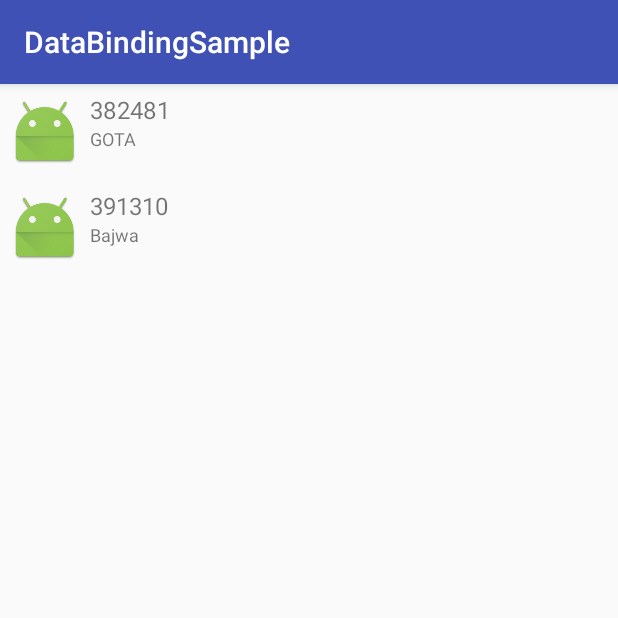
After one commit to Ashutosh-Tiwari/DataBindingSample, an Android app: the SecondActivity screen opened directly, with no data from a screen before it, on a phone screen of 412 x 824 dp, the top half of it. The commit adds this screen. Run offline under Robolectric (Android 15) with nearby library versions, the phone set to English and light mode, and no system bars; our stand-ins replace data binding.

Commit message:
Second Major Commit: Data Binding Extended Added: Second activity with a recycler view List Item for the recycler view Abstract MyBaseAdapter class for code reusability purpose Changes in other files

```diff
--- a/app/build.gradle
+++ b/app/build.gradle
@@ -27,7 +27,10 @@ dependencies {
     androidTestCompile('com.android.support.test.espresso:espresso-core:2.2.2', {
         exclude group: 'com.android.support', module: 'support-annotations'
     })
+    testCompile 'junit:junit:4.12'
     compile 'com.android.support:appcompat-v7:25.3.1'
     compile 'com.android.support.constraint:constraint-layout:1.0.2'
-    testCompile 'junit:junit:4.12'
+    compile 'com.android.support:recyclerview-v7:25.3.1'
+    compile 'com.android.support:support-v4:25.3.1'
+    compile 'com.github.bumptech.glide:glide:3.8.0'
 }
--- a/app/src/main/AndroidManifest.xml
+++ b/app/src/main/AndroidManifest.xml
@@ -16,6 +16,7 @@
                 <category android:name="android.intent.category.LAUNCHER" />
             </intent-filter>
         </activity>
+        <activity android:name=".SecondActivity"/>
     </application>
 
 </manifest>
--- /dev/null
+++ b/app/src/main/java/com/example/ashutoshtiwari/databindingsample/SecondActivity.java
@@ -0,0 +1,35 @@
+package com.example.ashutoshtiwari.databindingsample;
+
+import android.os.Bundle;
+import android.support.v7.app.AppCompatActivity;
+import android.support.v7.widget.LinearLayoutManager;
+import android.support.v7.widget.RecyclerView;
+
+import com.example.ashutoshtiwari.databindingsample.adapter.MyAdapter;
+import com.example.ashutoshtiwari.databindingsample.model.TemperatureData;
+
+import java.util.Arrays;
+import java.util.List;
+
+public class SecondActivity extends AppCompatActivity {
+
+    private RecyclerView recyclerView;
+    private RecyclerView.LayoutManager layoutManager;
+    private RecyclerView.Adapter adapter;
+
+    @Override
+    protected void onCreate(Bundle savedInstanceState) {
+        super.onCreate(savedInstanceState);
+        setContentView(R.layout.activity_second);
+
+        recyclerView = (RecyclerView) findViewById(R.id.recycler_view);
+        recyclerView.setHasFixedSize(true);
+        layoutManager = new LinearLayoutManager(this);
+        recyclerView.setLayoutManager(layoutManager);
+
+        List<TemperatureData> items = Arrays.asList(new TemperatureData("GOTA", "382481"), new TemperatureData("Bajwa", "391310"));
+
+        adapter = new MyAdapter(items);
+        recyclerView.setAdapter(adapter);
+    }
+}
--- /dev/null
+++ b/app/src/main/java/com/example/ashutoshtiwari/databindingsample/adapter/MyAdapter.java
@@ -0,0 +1,36 @@
+package com.example.ashutoshtiwari.databindingsample.adapter;
+
+import com.example.ashutoshtiwari.databindingsample.R;
+import com.example.ashutoshtiwari.databindingsample.model.TemperatureData;
+
+import java.util.List;
+
+/**
+ * Created by Ashutosh.tiwari on 10/07/17.
+ * Adapter to bind the data of items in the recycler view.
+ * The Adapter extends a custom MyBaseAdapter
+ */
+
+public class MyAdapter extends MyBaseAdapter {
+
+    private List<TemperatureData> data;
+
+    public MyAdapter(List<TemperatureData> data) {
+        this.data = data;
+    }
+
+    @Override
+    public Object getDataAtPosition(int position) {
+        return data.get(position);
+    }
+
+    @Override
+    public int getLayoutIdForType(int position) {
+        return R.layout.rowlayout;
+    }
+
+    @Override
+    public int getItemCount() {
+        return data.size();
+    }
+}
--- /dev/null
+++ b/app/src/main/java/com/example/ashutoshtiwari/databindingsample/adapter/MyBaseAdapter.java
@@ -0,0 +1,48 @@
+package com.example.ashutoshtiwari.databindingsample.adapter;
+
+import android.databinding.DataBindingUtil;
+import android.databinding.ViewDataBinding;
+import android.support.v7.widget.RecyclerView;
+import android.view.LayoutInflater;
+import android.view.ViewGroup;
+
+import com.android.databinding.library.baseAdapters.BR;
+
+/**
+ * Created by Ashutosh.tiwari on 10/07/17.
+ * Standard Recycler View Adapter for general use
+ */
+
+abstract class MyBaseAdapter extends RecyclerView.Adapter<MyBaseAdapter.MyViewHolder> {
+
+    @Override
+    public MyViewHolder onCreateViewHolder(ViewGroup parent, int viewType) {
+        LayoutInflater inflater = LayoutInflater.from(parent.getContext());
+        ViewDataBinding binding = DataBindingUtil.inflate(inflater, getLayoutIdForType(viewType), parent, false);
+        return new MyViewHolder(binding);
+    }
+
+    @Override
+    public void onBindViewHolder(MyViewHolder holder, int position) {
+        holder.bind(getDataAtPosition(position));
+    }
+
+
+    class MyViewHolder extends RecyclerView.ViewHolder {
+        private ViewDataBinding binding;
+
+        MyViewHolder(ViewDataBinding binding) {
+            super(binding.getRoot());
+            this.binding = binding;
+        }
+
+        void bind(Object object) {
+            binding.setVariable(BR.temperatureData, object);
+            binding.executePendingBindings();
+        }
+    }
+
+    public abstract Object getDataAtPosition(int position);
+
+    public abstract int getLayoutIdForType(int viewType);
+}
--- a/app/src/main/java/com/example/ashutoshtiwari/databindingsample/presenter/MainActivityConract.java
+++ b/app/src/main/java/com/example/ashutoshtiwari/databindingsample/presenter/MainActivityConract.java
@@ -10,6 +10,7 @@ import com.example.ashutoshtiwari.databindingsample.model.TemperatureData;
 public interface MainActivityConract {
     interface Presenter {
         void onShowData(TemperatureData temperatureData);
+        void showList();
     }
 
     interface View {
--- a/app/src/main/java/com/example/ashutoshtiwari/databindingsample/presenter/MainActivityPresenter.java
+++ b/app/src/main/java/com/example/ashutoshtiwari/databindingsample/presenter/MainActivityPresenter.java
@@ -1,7 +1,9 @@
 package com.example.ashutoshtiwari.databindingsample.presenter;
 
 import android.content.Context;
+import android.content.Intent;
 
+import com.example.ashutoshtiwari.databindingsample.SecondActivity;
 import com.example.ashutoshtiwari.databindingsample.model.TemperatureData;
 
 /**
@@ -23,4 +25,10 @@ public class MainActivityPresenter implements MainActivityConract.Presenter {
     public void onShowData(TemperatureData temperatureData) {
         view.showData(temperatureData);
     }
+
+    @Override
+    public void showList() {
+        Intent intent = new Intent(context, SecondActivity.class);
+        context.startActivity(intent);
+    }
 }
--- a/app/src/main/res/layout/activity_main.xml
+++ b/app/src/main/res/layout/activity_main.xml
@@ -46,5 +46,11 @@
             android:layout_height="wrap_content"
             android:onClick="@{() -> presenter.onShowData(temperatureData)}"
             android:text="@string/button_show_data" />
+
+        <Button
+            android:text="@string/button_items_list"
+            android:layout_width="wrap_content"
+            android:layout_height="wrap_content"
+            android:onClick="@{() -> presenter.showList()}"/>
     </LinearLayout>
 </layout>
--- /dev/null
+++ b/app/src/main/res/layout/activity_second.xml
@@ -0,0 +1,24 @@
+<?xml version="1.0" encoding="utf-8"?>
+<layout xmlns:android="http://schemas.android.com/apk/res/android">
+
+    <data>
+
+        <import type="com.example.ashutoshtiwari.databindingsample.model.TemperatureData" />
+
+        <import type="com.example.ashutoshtiwari.databindingsample.presenter.MainActivityConract.Presenter" />
+
+        <variable
+            name="temperatureData"
+            type="TemperatureData" />
+
+        <variable
+            name="presenter"
+            type="Presenter" />
+    </data>
+
+    <android.support.v7.widget.RecyclerView
+        android:id="@+id/recycler_view"
+        android:layout_width="match_parent"
+        android:layout_height="match_parent"
+        android:scrollbars="vertical" />
+</layout>
--- /dev/null
+++ b/app/src/main/res/layout/rowlayout.xml
@@ -0,0 +1,55 @@
+<?xml version="1.0" encoding="utf-8"?>
+<layout xmlns:android="http://schemas.android.com/apk/res/android"
+    xmlns:app="http://schemas.android.com/apk/res-auto">
+
+    <data>
+
+        <import type="com.example.ashutoshtiwari.databindingsample.model.TemperatureData" />
+
+        <variable
+            name="temperatureData"
+            type="TemperatureData" />
+    </data>
+
+    <RelativeLayout
+        android:layout_width="match_parent"
+        android:layout_height="?android:attr/listPreferredItemHeight"
+        android:padding="6dp">
+
+        <ImageView
+            android:id="@+id/imageview_icon"
+            android:layout_width="wrap_content"
+            android:layout_height="match_parent"
+            android:layout_alignParentBottom="true"
+            android:layout_alignParentTop="true"
+            android:layout_centerVertical="true"
+            android:layout_marginEnd="6dp"
+            android:layout_marginRight="6dp"
+            android:contentDescription="@string/imageview_content_description"
+            app:srcCompat="@mipmap/ic_launcher" />
+
+        <TextView
+            android:id="@+id/textview_firstline"
+            android:layout_width="match_parent"
+            android:layout_height="wrap_content"
+            android:layout_alignWithParentIfMissing="true"
+            android:layout_toEndOf="@id/imageview_icon"
+            android:layout_toRightOf="@id/imageview_icon"
+            android:gravity="center_vertical"
+            android:text="@{temperatureData.celsius}"
+            android:textSize="16sp" />
+
+        <TextView
+            android:id="@+id/textview_secondline"
+            android:layout_width="match_parent"
+            android:layout_height="26dp"
+            android:layout_below="@id/textview_firstline"
+            android:layout_toEndOf="@id/imageview_icon"
+            android:layout_toRightOf="@id/imageview_icon"
+            android:ellipsize="marquee"
+            android:maxLines="1"
+            android:text="@{temperatureData.location}"
+            android:textSize="12sp" />
+
+    </RelativeLayout>
+</layout>
--- a/app/src/main/res/values/strings.xml
+++ b/app/src/main/res/values/strings.xml
@@ -1,4 +1,6 @@
 <resources>
     <string name="app_name">DataBindingSample</string>
     <string name="button_show_data">Show Data Model</string>
+    <string name="imageview_content_description">TODO</string>
+    <string name="button_items_list">Items List</string>
 </resources>
```
